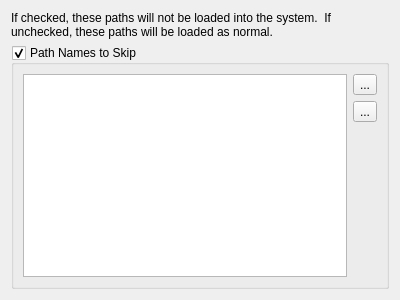
This is Preferences/UI/SkippedPaths.ui in towel42-com/MediaManager as Qt 5 draws it before an edit. The edited form follows.
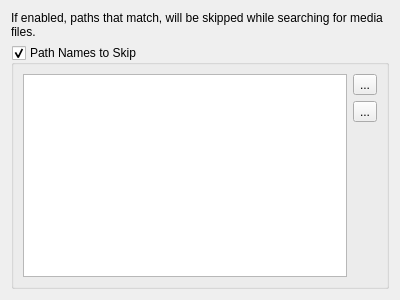
This is the edited form. Icons and pictures are not drawn.

Commit message: Reword dialogs

```diff
--- a/Preferences/UI/SkippedPaths.ui
+++ b/Preferences/UI/SkippedPaths.ui
@@ -17,7 +17,7 @@
    <item>
     <widget class="QLabel" name="label">
      <property name="text">
-      <string>If checked, these paths will not be loaded into the system.  If unchecked, these paths will be loaded as normal.</string>
+      <string>If enabled, paths that match, will be skipped while searching for media files.</string>
      </property>
      <property name="wordWrap">
       <bool>true</bool>
```
The commit also changes 2 other files.
